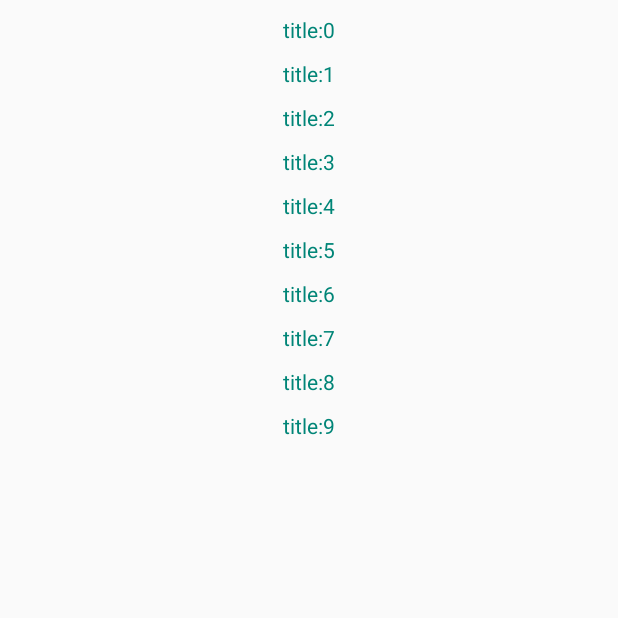
After one commit to qiujihuihui/full_of_demo, an Android app: the BaseTestActivity screen opened directly, with no data from a screen before it, on a phone screen of 412 x 824 dp, the top half of it. The commit adds this screen. Run offline under Robolectric (Android 15) with nearby library versions, the phone set to English and light mode, and no system bars.

Commit message:
RecyclerView的demo

```diff
--- /dev/null
+++ b/app/src/main/java/com/full/demo/businessdemo/BaseTestActivity.java
@@ -0,0 +1,32 @@
+package com.full.demo.businessdemo;
+
+import android.os.Bundle;
+
+import androidx.fragment.app.Fragment;
+import androidx.fragment.app.FragmentActivity;
+import androidx.fragment.app.FragmentManager;
+
+import com.full.demo.R;
+import com.full.demo.businessdemo.recycleview.RecyclerViewDemoFragment;
+
+/**
+ * demo的父类
+ */
+public class BaseTestActivity extends FragmentActivity {
+
+    @Override
+    protected void onCreate(Bundle savedInstanceState) {
+        super.onCreate(savedInstanceState);
+        setContentView(R.layout.activity_base_test);
+        testRecyclerViewDemo();
+    }
+
+    private void testRecyclerViewDemo() {
+        FragmentManager fragmentManager = getSupportFragmentManager();
+        Fragment fragment = fragmentManager.findFragmentById(R.id.layout_parent);
+        if (fragment == null) {
+            fragment = new RecyclerViewDemoFragment();
+            fragmentManager.beginTransaction().add(R.id.layout_parent, fragment).commit();
+        }
+    }
+}
--- /dev/null
+++ b/app/src/main/java/com/full/demo/businessdemo/recycleview/RecyclerDemoAdapter.java
@@ -0,0 +1,51 @@
+package com.full.demo.businessdemo.recycleview;
+
+import android.content.Context;
+import android.view.LayoutInflater;
+import android.view.View;
+import android.view.ViewGroup;
+import android.widget.TextView;
+
+import androidx.annotation.NonNull;
+import androidx.recyclerview.widget.RecyclerView;
+
+import com.full.demo.R;
+
+import java.util.List;
+
+public class RecyclerDemoAdapter extends RecyclerView.Adapter<RecyclerDemoAdapter.RecyclerViewHolder> {
+
+    private Context context;
+    private List<String> titlesList;
+
+    public RecyclerDemoAdapter(Context context, List<String> titlesList) {
+        this.context = context;
+        this.titlesList = titlesList;
+    }
+
+    @NonNull
+    @Override
+    public RecyclerViewHolder onCreateViewHolder(@NonNull ViewGroup parent, int viewType) {
+        RecyclerViewHolder holder = new RecyclerViewHolder(LayoutInflater.from(context).inflate(R.layout.item_recycler_title, parent, false));
+        return holder;
+    }
+
+    @Override
+    public void onBindViewHolder(@NonNull RecyclerViewHolder holder, int position) {
+        holder.textView.setText(titlesList.get(position));
+    }
+
+    @Override
+    public int getItemCount() {
+        return titlesList == null ? 0 : titlesList.size();
+    }
+
+    class RecyclerViewHolder extends RecyclerView.ViewHolder{
+
+        TextView textView;
+        public RecyclerViewHolder(@NonNull View itemView) {
+            super(itemView);
+            textView = itemView.findViewById(R.id.tv_demo_title);
+        }
+    }
+}
--- /dev/null
+++ b/app/src/main/java/com/full/demo/businessdemo/recycleview/RecyclerViewDemoFragment.java
@@ -0,0 +1,51 @@
+package com.full.demo.businessdemo.recycleview;
+
+import android.os.Bundle;
+import android.view.LayoutInflater;
+import android.view.View;
+import android.view.ViewGroup;
+
+import androidx.annotation.NonNull;
+import androidx.annotation.Nullable;
+import androidx.fragment.app.Fragment;
+import androidx.recyclerview.widget.DefaultItemAnimator;
+import androidx.recyclerview.widget.LinearLayoutManager;
+import androidx.recyclerview.widget.RecyclerView;
+
+import com.full.demo.R;
+
+import java.util.ArrayList;
+import java.util.List;
+
+public class RecyclerViewDemoFragment extends Fragment {
+
+    RecyclerView recyclerView;
+
+    private RecyclerDemoAdapter demoAdapter;
+    private List<String> titlesList = new ArrayList<>();
+
+    @Nullable
+    @Override
+    public View onCreateView(@NonNull LayoutInflater inflater, @Nullable ViewGroup container, @Nullable Bundle savedInstanceState) {
+        View view = inflater.inflate(R.layout.fragment_recyclerview_demo, container, false);
+        recyclerView = view.findViewById(R.id.rv);
+        initRecyclerView();
+        return view;
+    }
+
+    private void initRecyclerView(){
+        recyclerView.setLayoutManager(new LinearLayoutManager(getActivity()));
+        recyclerView.setItemAnimator(new DefaultItemAnimator());
+        demoAdapter = new RecyclerDemoAdapter(getActivity(), titlesList);
+        recyclerView.setAdapter(demoAdapter);
+    }
+
+    @Override
+    public void onActivityCreated(@Nullable Bundle savedInstanceState) {
+        super.onActivityCreated(savedInstanceState);
+        for (int i = 0 ; i < 10 ; ++i){
+            titlesList.add("title:" + i);
+        }
+        demoAdapter.notifyDataSetChanged();
+    }
+}
--- a/app/src/main/java/com/full/demo/util/DynamicUtil.java
+++ /dev/null
@@ -1,5 +0,0 @@
-package com.full.demo.util;
-
-public class DynamicUtil {
-
-}
--- /dev/null
+++ b/app/src/main/res/layout/activity_base_test.xml
@@ -0,0 +1,7 @@
+<?xml version="1.0" encoding="utf-8"?>
+<FrameLayout xmlns:android="http://schemas.android.com/apk/res/android"
+    android:id="@+id/layout_parent"
+    android:layout_width="match_parent"
+    android:layout_height="match_parent">
+
+</FrameLayout>
--- /dev/null
+++ b/app/src/main/res/layout/fragment_recyclerview_demo.xml
@@ -0,0 +1,11 @@
+<?xml version="1.0" encoding="utf-8"?>
+<LinearLayout xmlns:android="http://schemas.android.com/apk/res/android"
+    android:layout_width="match_parent"
+    android:layout_height="match_parent"
+    android:orientation="vertical">
+
+    <androidx.recyclerview.widget.RecyclerView
+        android:id="@+id/rv"
+        android:layout_width="match_parent"
+        android:layout_height="match_parent"/>
+</LinearLayout>
--- /dev/null
+++ b/app/src/main/res/layout/item_recycler_title.xml
@@ -0,0 +1,18 @@
+<?xml version="1.0" encoding="utf-8"?>
+<android.support.constraint.ConstraintLayout xmlns:android="http://schemas.android.com/apk/res/android"
+    xmlns:app="http://schemas.android.com/apk/res-auto"
+    xmlns:tools="http://schemas.android.com/tools"
+    android:layout_width="match_parent"
+    android:layout_height="wrap_content">
+
+    <TextView
+        android:id="@+id/tv_demo_title"
+        android:layout_width="wrap_content"
+        android:layout_height="wrap_content"
+        android:paddingTop="10dp"
+        android:textColor="@color/colorPrimary"
+        app:layout_constraintLeft_toLeftOf="parent"
+        app:layout_constraintRight_toRightOf="parent"
+        app:layout_constraintTop_toTopOf="parent"
+        tools:text="@string/main_click_test" />
+</android.support.constraint.ConstraintLayout>
--- a/app/src/main/res/values/strings.xml
+++ b/app/src/main/res/values/strings.xml
@@ -1,3 +1,5 @@
 <resources>
     <string name="app_name">full_of_demo</string>
+
+    <string name="main_click_test">点击</string>
 </resources>
```
Also changed, not shown: app/build.gradle (+8 -1 lines), app/src/main/AndroidManifest.xml (+6 -1 lines), app/src/main/java/com/full/demo/MainActivity.java (+11 -1 lines), app/src/main/java/com/full/demo/test/DynamicArray.java (deleted, +0 -26 lines), app/src/main/java/com/full/demo/test/Example.java (deleted, +0 -21 lines), app/src/main/java/com/full/demo/test/SortedDynamicArray.java (deleted, +0 -19 lines), app/src/main/res/layout/activity_main.xml (+11 -0 lines).
